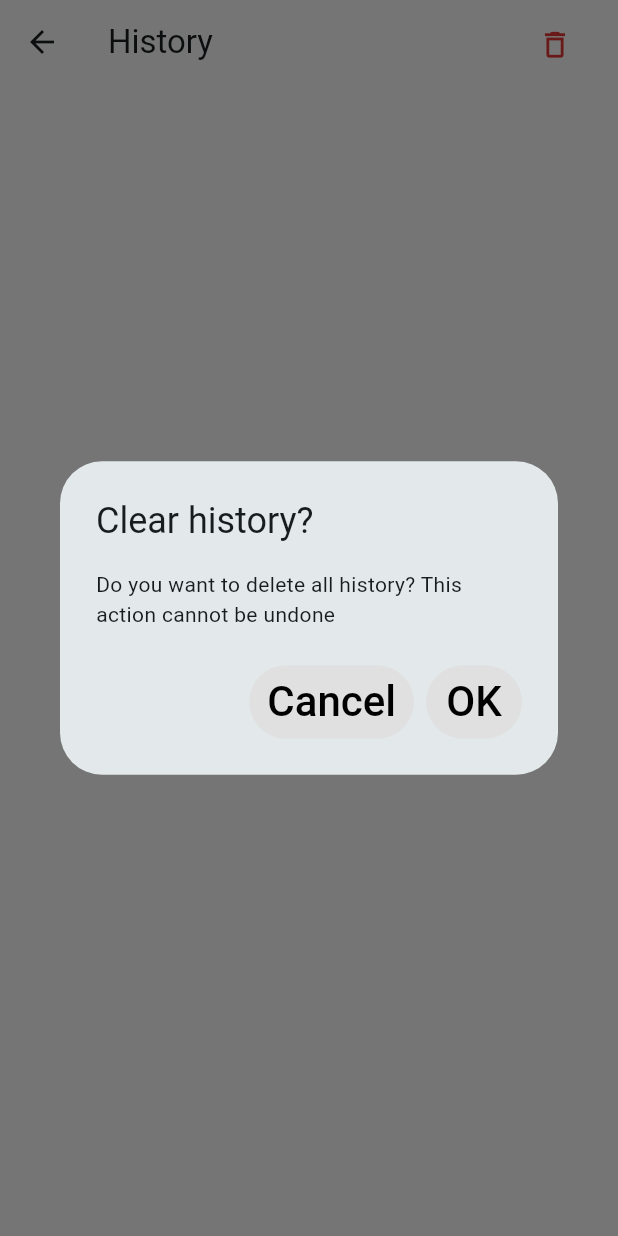
After one commit to atomi19/open-calculator, a Flutter app: the HistoryPage screen opened directly, after a tap on the "delete outline" icon, on a phone screen of 412 x 824 dp. The commit adds this screen. Run offline on Flutter 3.47's test engine with Material 3 defaults, Android fonts, the phone set to English and light mode, and no system bars; our stand-ins replace math_expressions, shared_preferences; accounts and stored records are empty.

Commit message:
Add expression history functionality

```diff
--- /dev/null
+++ b/lib/data.dart
@@ -0,0 +1,26 @@
+import 'package:shared_preferences/shared_preferences.dart';
+
+List<String> expressionHistory = [];
+const String historyKey = 'history';
+
+// save an expression to history
+Future<List<String>> saveHistory(String expression) async {
+  final prefs = await SharedPreferences.getInstance();
+  expressionHistory.add(expression);
+  await prefs.setStringList(historyKey, expressionHistory);
+  return expressionHistory;
+}
+
+// load history from shared_preferences
+Future<List<String>> loadHistory() async {
+  final prefs = await SharedPreferences.getInstance();
+  expressionHistory = prefs.getStringList(historyKey) ?? [];
+  return expressionHistory;
+}
+
+// clear history
+Future<void> clearHistory() async {
+  final prefs = await SharedPreferences.getInstance();
+  await prefs.remove(historyKey);
+  expressionHistory.clear();
+}
--- /dev/null
+++ b/lib/pages/history_page.dart
@@ -0,0 +1,103 @@
+import 'package:flutter/material.dart';
+import 'package:open_calculator/data.dart';
+
+class HistoryPage extends StatefulWidget {
+  const HistoryPage({super.key});
+
+  @override
+  HistoryPageState createState() => HistoryPageState();
+}
+
+class HistoryPageState extends State<HistoryPage> {
+  List<String> history = [];
+
+  @override
+  void initState() {
+    super.initState();
+    _loadHistory();
+  }
+
+  Future<void> _loadHistory() async {
+    final loadedHistory = await loadHistory();
+    setState(() {
+      history = loadedHistory;
+    });
+  }
+
+  Future<void> _clearHistory() async {
+    await clearHistory();
+    setState(() {
+      history.clear();
+    });
+  }
+
+  @override
+  Widget build(BuildContext context) {
+    return Scaffold(
+      backgroundColor: Colors.white,
+      appBar: AppBar(
+        backgroundColor: Colors.white,
+        title: const Text('History'),
+        actions: [
+          Padding(
+            padding: EdgeInsets.all(10),
+            child: TextButton(
+              style: ButtonStyle(
+                backgroundColor: WidgetStatePropertyAll(Colors.transparent),
+                overlayColor: WidgetStatePropertyAll(Colors.transparent),
+                iconColor: WidgetStateProperty.resolveWith<Color?>(
+                  (Set<WidgetState> states) {
+                    if(states.contains(WidgetState.pressed)) {
+                      return Colors.red.shade900;
+                    }
+                    return Colors.red.shade600;
+                  }
+                )
+              ),
+              onPressed: () => showDialog(
+                context: context,
+                builder: (BuildContext context) => AlertDialog(
+                  title: const Text('Clear history?'),
+                  content: const Text('Do you want to delete all history? This action cannot be undone'),
+                  actions: [
+                    TextButton(
+                      onPressed: () => Navigator.pop(context),
+                      child: const Text('Cancel')
+                    ),
+                    TextButton(
+                      onPressed: () {
+                        _clearHistory();
+                        Navigator.pop(context);
+                      },
+                      child: const Text('OK')
+                    ),
+                  ],
+                )),
+              child: Icon(Icons.delete_outline, size: 23))
+              )
+        ],
+      ),
+      body: history.isEmpty
+      ? const Center(child: Text('No history available', style: TextStyle(fontSize: 25)))
+      : ListView.builder(
+        itemCount: history.length,
+        itemBuilder: (context, index) {
+          return Container(
+            decoration: BoxDecoration(
+              border: Border(
+                bottom: BorderSide(color: Colors.grey.shade300)
+              )
+            ),
+            child: ListTile(
+              title: Row(
+                mainAxisAlignment: MainAxisAlignment.end,
+                children: [
+                  SelectableText(history[index], style: const TextStyle(fontSize: 20))
+                ],
+              ),
+            ),
+          );
+        })
+    );
+  }
+}
--- a/pubspec.yaml
+++ b/pubspec.yaml
@@ -35,6 +35,7 @@ dependencies:
   # Use with the CupertinoIcons class for iOS style icons.
   cupertino_icons: ^1.0.8
   math_expressions: ^2.6.0
+  shared_preferences: ^2.4.0
 
 dev_dependencies:
   flutter_test:
```
Also changed, not shown: lib/pages/main_page.dart (+44 -13 lines), pubspec.lock, 1 other file.
